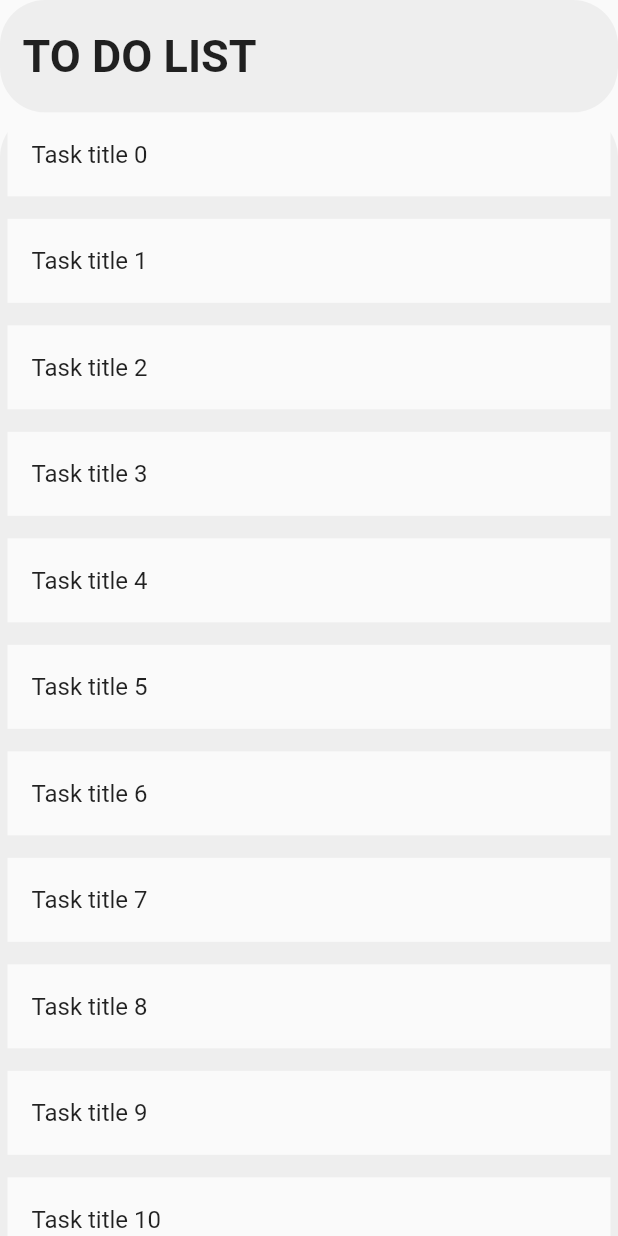
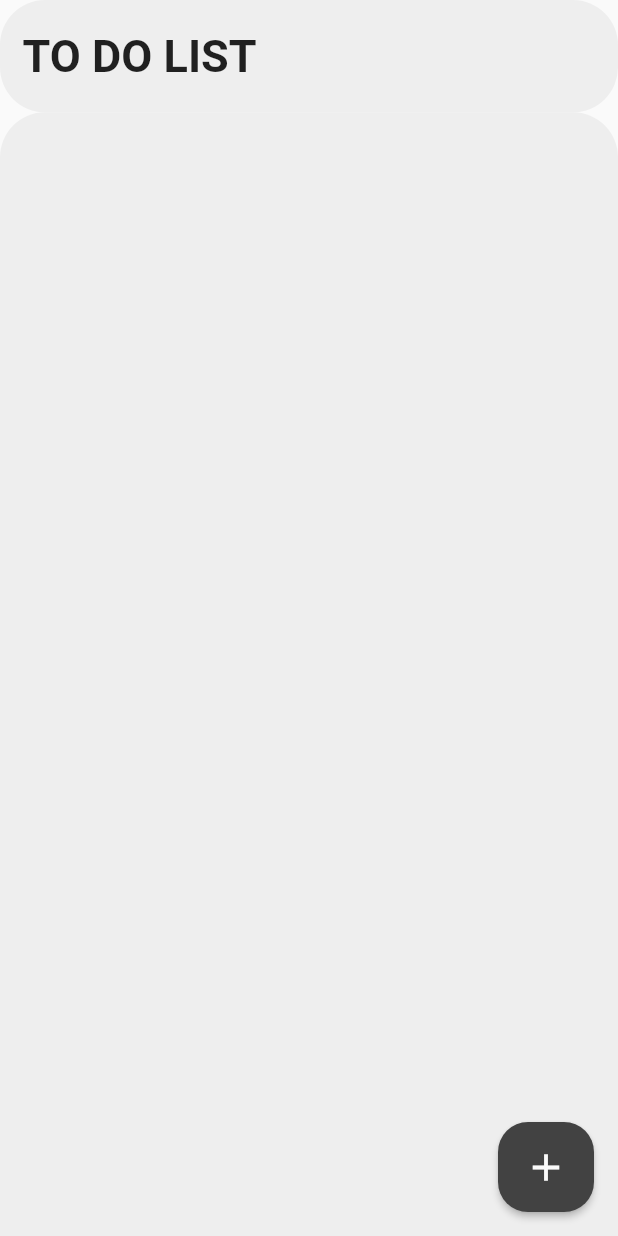
Before and after one commit to coffee3333/Neobis_Flutter_Hello_Flutter, a Flutter app: the screen it shows after launch, on a phone screen of 412 x 824 dp. Run offline on Flutter 3.47's test engine with Material 2 defaults, Android fonts, the phone set to English and light mode, and no system bars.

Commit message:
Made add function

```diff
--- /dev/null
+++ b/lib/Colors.dart
@@ -0,0 +1,8 @@
+import 'package:flutter/material.dart';
+
+class ColorConsts {
+  Color clrLvl1 = Colors.grey.shade50;
+  Color clrLvl2 = Colors.grey.shade200;
+  Color clrLvl3 = Colors.grey.shade800;
+  Color clrLvl4 = Colors.grey.shade900;
+}
--- a/lib/main.dart
+++ b/lib/main.dart
@@ -3,16 +3,18 @@ import 'package:provider/provider.dart';
 import 'package:todo_project/view_models/app_view_model.dart';
 import 'package:todo_project/views/main_page.dart';
 
-void main() {
-  runApp(ChangeNotifierProvider(
-      create: (context) => AppViewModel(), child: const MyApp()));
-}
+void main() => runApp(const MyApp());
 
 class MyApp extends StatelessWidget {
   const MyApp({super.key});
 
   @override
   Widget build(BuildContext context) {
-    return const MaterialApp(home: MainPage());
+    return ChangeNotifierProvider(
+      create: (context) => AppViewModel(),
+      child: const MaterialApp(
+        home: MainPage(),
+      ),
+    );
   }
 }
--- a/lib/view_models/app_view_model.dart
+++ b/lib/view_models/app_view_model.dart
@@ -1,10 +1,9 @@
 import 'package:flutter/material.dart';
 import 'package:flutter/widgets.dart';
 import 'package:todo_project/models/model.dart';
-import 'package:todo_project/view_models/fast_add_tasks.dart';
 
 class AppViewModel extends ChangeNotifier {
-  List<TaskModel> listTasks = addTasks();
+  List<TaskModel> listTasks = <TaskModel>[];
 
   int get lengthTasks => listTasks.length;
 
--- a/lib/view_models/fast_add_tasks.dart
+++ /dev/null
@@ -1,11 +0,0 @@
-import 'package:todo_project/models/model.dart';
-
-List<TaskModel> addTasks() {
-  List<TaskModel> list = <TaskModel>[];
-  for (int i = 0; i <= 20; i++) {
-    print("init adding data");
-    TaskModel model = TaskModel("Task title $i", "Some desc", false);
-    list.add(model);
-  }
-  return list;
-}
--- /dev/null
+++ b/lib/views/add_button_view.dart
@@ -0,0 +1,37 @@
+import 'package:flutter/material.dart';
+import 'package:flutter/services.dart';
+import 'package:provider/provider.dart';
+import 'package:todo_project/Colors.dart';
+import 'package:todo_project/view_models/app_view_model.dart';
+import 'package:todo_project/views/alert_dialog_view.dart';
+
+class AddTaskView extends StatelessWidget {
+  const AddTaskView({super.key});
+
+  @override
+  Widget build(BuildContext context) {
+    return Consumer<AppViewModel>(builder: (context, viewModel, child) {
+      return SizedBox(
+        height: 60,
+        child: ElevatedButton(
+            style: ElevatedButton.styleFrom(
+                backgroundColor: ColorConsts().clrLvl3,
+                foregroundColor: ColorConsts().clrLvl1,
+                shape: RoundedRectangleBorder(
+                    borderRadius: BorderRadius.circular(20))),
+            onPressed: () {
+              HapticFeedback.heavyImpact();
+              showDialog(
+                  context: context,
+                  builder: (BuildContext context) {
+                    return DialogView();
+                  });
+            },
+            child: const Icon(
+              Icons.add,
+              size: 30,
+            )),
+      );
+    });
+  }
+}
--- a/lib/views/main_page.dart
+++ b/lib/views/main_page.dart
@@ -1,4 +1,5 @@
 import 'package:flutter/material.dart';
+import 'package:todo_project/views/add_button_view.dart';
 import 'package:todo_project/views/header_view.dart';
 import 'package:todo_project/views/task_list_view.dart';
 
@@ -21,6 +22,10 @@ class MainPage extends StatelessWidget {
               flex: 10,
               child: TaskListView(),
             )
-                ])));
+          ],
+        ),
+      ),
+      floatingActionButton: AddTaskView(),
+    );
   }
 }
```
Also changed, not shown: lib/views/alert_dialog_view.dart (added, +50 -0 lines), lib/views/header_view.dart (+12 -7 lines), lib/views/task_list_view.dart (+12 -4 lines). Lines whose indentation alone changed are shown as unchanged.
